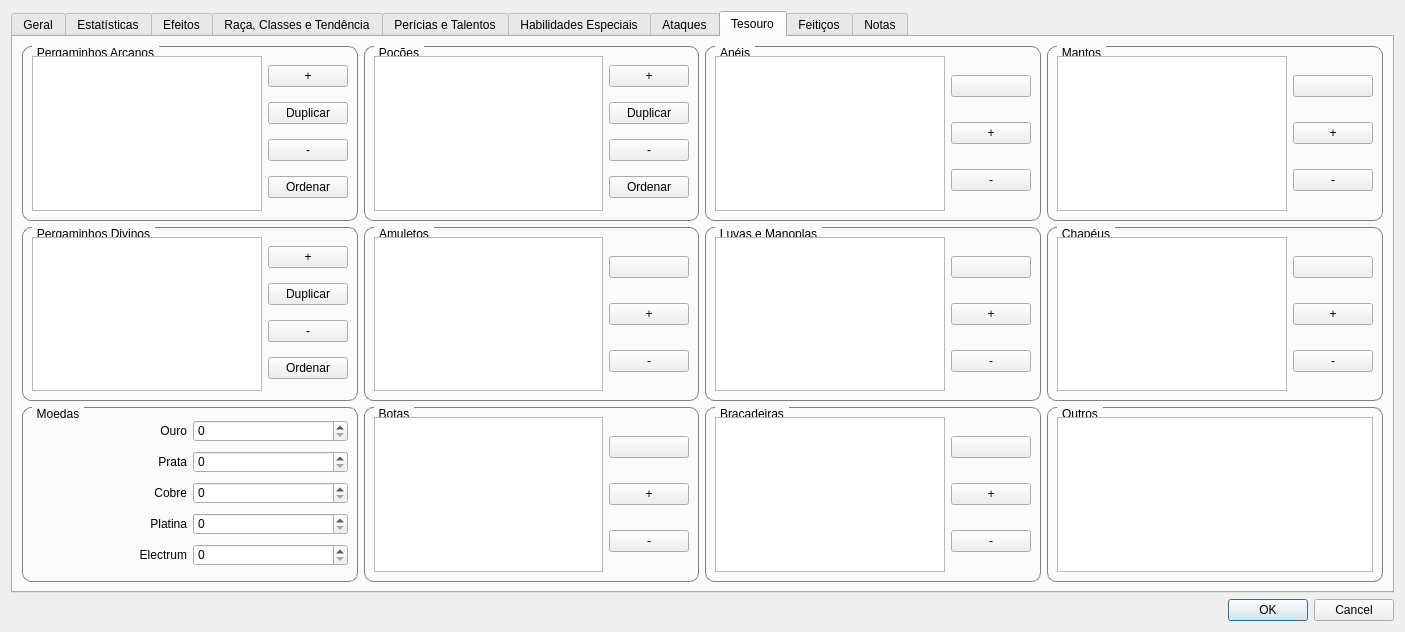
First picture: the form in ifg/qt/ui/entidade.ui, repository matferib/tabuleiro-virtual, before the edit.
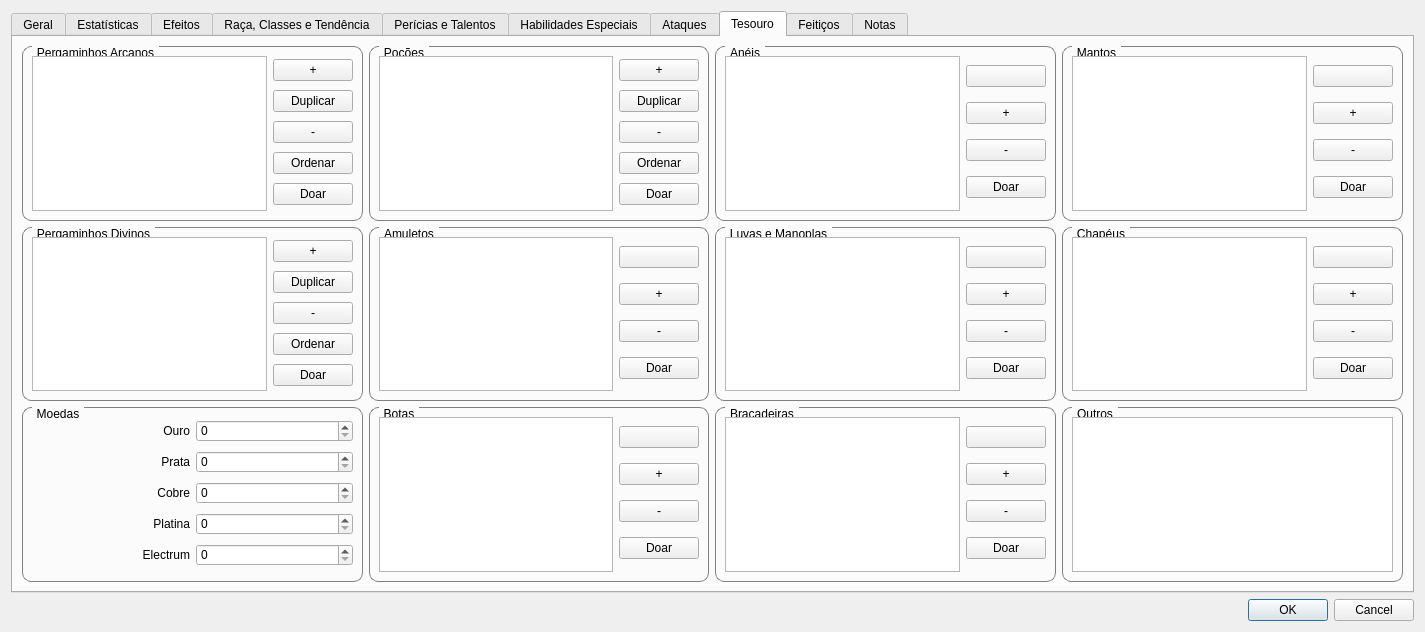
Second picture: the form after the edit. The open tabs and pages were chosen to show the change.

Patch:
```diff
--- a/ifg/qt/ui/entidade.ui
+++ b/ifg/qt/ui/entidade.ui
@@ -7,7 +7,7 @@
    <rect>
     <x>0</x>
     <y>0</y>
-    <width>1405</width>
+    <width>1425</width>
     <height>632</height>
    </rect>
   </property>
@@ -3595,6 +3595,13 @@
                 </property>
                </widget>
               </item>
+              <item>
+               <widget class="QPushButton" name="botao_doar_pergaminho_arcano">
+                <property name="text">
+                 <string>Doar</string>
+                </property>
+               </widget>
+              </item>
              </layout>
             </item>
            </layout>
@@ -3655,6 +3662,13 @@
                 </property>
                </widget>
               </item>
+              <item>
+               <widget class="QPushButton" name="botao_doar_pocao">
+                <property name="text">
+                 <string>Doar</string>
+                </property>
+               </widget>
+              </item>
              </layout>
             </item>
            </layout>
@@ -3699,6 +3713,13 @@
                 </property>
                </widget>
               </item>
+              <item>
+               <widget class="QPushButton" name="botao_doar_anel">
+                <property name="text">
+                 <string>Doar</string>
+                </property>
+               </widget>
+              </item>
              </layout>
             </item>
            </layout>
@@ -3761,6 +3782,13 @@
                 </property>
                </widget>
               </item>
+              <item>
+               <widget class="QPushButton" name="botao_doar_manto">
+                <property name="text">
+                 <string>Doar</string>
+                </property>
+               </widget>
+              </item>
              </layout>
             </item>
            </layout>
@@ -3809,6 +3837,13 @@
                 </property>
                </widget>
               </item>
+              <item>
+               <widget class="QPushButton" name="botao_doar_pergaminho_divino">
+                <property name="text">
+                 <string>Doar</string>
+                </property>
+               </widget>
+              </item>
              </layout>
             </item>
            </layout>
@@ -3850,6 +3885,13 @@
                 </property>
                </widget>
               </item>
+              <item>
+               <widget class="QPushButton" name="botao_doar_amuleto">
+                <property name="text">
+                 <string>Doar</string>
+                </property>
+               </widget>
+              </item>
              </layout>
             </item>
            </layout>
@@ -3894,6 +3936,13 @@
                 </property>
                </widget>
               </item>
+              <item>
+               <widget class="QPushButton" name="botao_doar_luvas">
+                <property name="text">
+                 <string>Doar</string>
+                </property>
+               </widget>
+              </item>
              </layout>
             </item>
            </layout>
@@ -3935,6 +3984,13 @@
                 </property>
                </widget>
               </item>
+              <item>
+               <widget class="QPushButton" name="botao_doar_chapeu">
+                <property name="text">
+                 <string>Doar</string>
+                </property>
+               </widget>
+              </item>
              </layout>
             </item>
            </layout>
@@ -4068,6 +4124,13 @@
               </property>
              </widget>
             </item>
+            <item>
+             <widget class="QPushButton" name="botao_doar_botas">
+              <property name="text">
+               <string>Doar</string>
+              </property>
+             </widget>
+            </item>
            </layout>
           </item>
          </layout>
@@ -4110,6 +4173,13 @@
                 </property>
                </widget>
               </item>
+              <item>
+               <widget class="QPushButton" name="botao_doar_bracadeiras">
+                <property name="text">
+                 <string>Doar</string>
+                </property>
+               </widget>
+              </item>
              </layout>
             </item>
            </layout>
```
Left out of the diff: 14 changed lines with no effect on the pictures.
